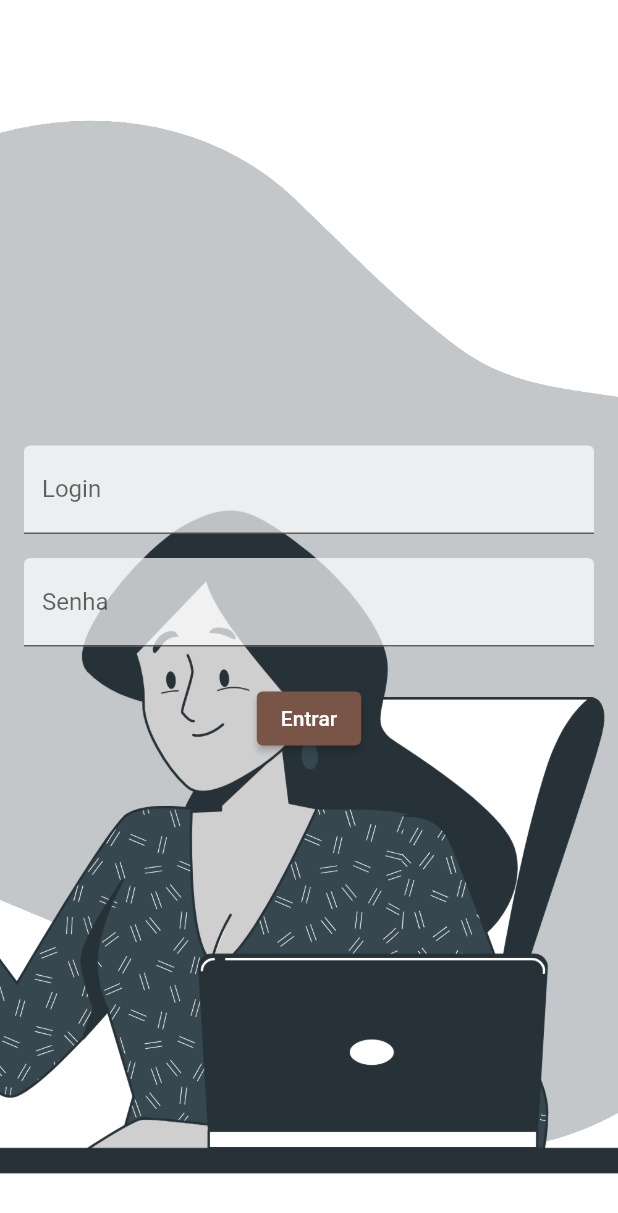
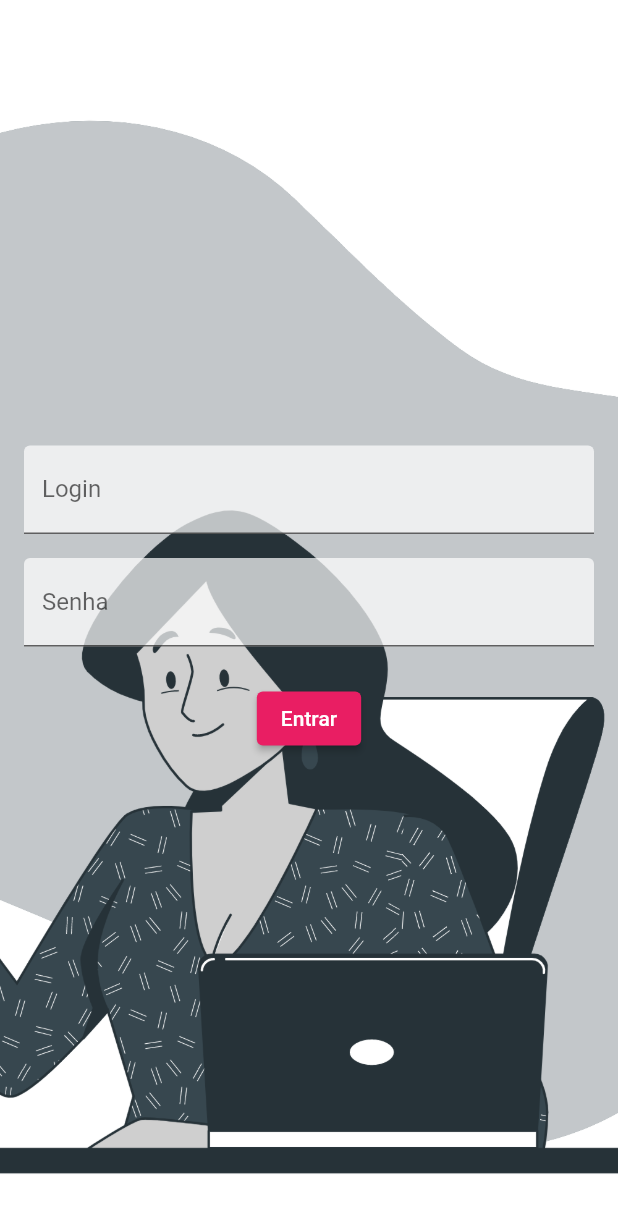
Before and after one commit to danilopinhodealmeida/planner, a Flutter app: the screen it shows after launch, on a phone screen of 412 x 824 dp. Shown: the top 1213 px of the screen. Run offline on Flutter 3.47's test engine with Material 2 defaults, Android fonts, the phone set to English and light mode, and no system bars; our stand-ins replace sqflite; accounts and stored records are empty.

```diff
--- a/lib/app_theme.dart
+++ b/lib/app_theme.dart
@@ -1,7 +1,7 @@
 import 'package:flutter/material.dart';
 
 final appTheme = ThemeData(
-  primarySwatch: Colors.brown,
+  primarySwatch: Colors.pink,
   scaffoldBackgroundColor: Colors.white,
   appBarTheme: const AppBarTheme(
       backgroundColor: Colors.white,
--- a/lib/home.dart
+++ b/lib/home.dart
@@ -3,7 +3,6 @@ import 'model.dart';
 import 'database_repository.dart';
 import 'note.dart';
 import 'todo_widget.dart';
-import 'login_screen.dart';
 
 class HomeScreen extends StatefulWidget {
   const HomeScreen({Key? key}) : super(key: key);
--- a/lib/login_screen.dart
+++ b/lib/login_screen.dart
@@ -1,5 +1,4 @@
 import 'package:flutter/material.dart';
-import 'app_theme.dart';
 
 class LoginScreen extends StatefulWidget {
   final VoidCallback onLogin;
--- a/lib/main.dart
+++ b/lib/main.dart
@@ -33,7 +33,7 @@ class _MyAppState extends State<MyApp> {
         _isLoggedIn ? HomeScreen() : LoginScreen(onLogin: _login);
 
     return MaterialApp(
-      title: 'Meu App',
+      title: 'Planner da Thalita',
       theme: appTheme,
       home: Scaffold(
         appBar: PreferredSize(
@@ -41,7 +41,7 @@ class _MyAppState extends State<MyApp> {
           child: AppBar(
             backgroundColor: Colors.transparent,
             elevation: 0,
-            title: Text('Meu App'),
+            title: Text('Planner da Thalita'),
             actions: [
               if (_isLoggedIn)
                 IconButton(
--- a/pubspec.yaml
+++ b/pubspec.yaml
@@ -31,15 +31,15 @@ dependencies:
   flutter:
     sdk: flutter
 
-
   # The following adds the Cupertino Icons font to your application.
   # Use with the CupertinoIcons class for iOS style icons.
   cupertino_icons: ^1.0.2
   flutter_secure_storage: ^9.0.0
-  sqflite: ^2.3.0
+  sqflite: ^2.0.0
   path: ^1.8.3
   path_provider: ^2.1.1
   intl: ^0.18.1
+  pull_to_refresh: ^2.0.0
 
 dev_dependencies:
   flutter_test:
```
Also changed, not shown: pubspec.lock.
